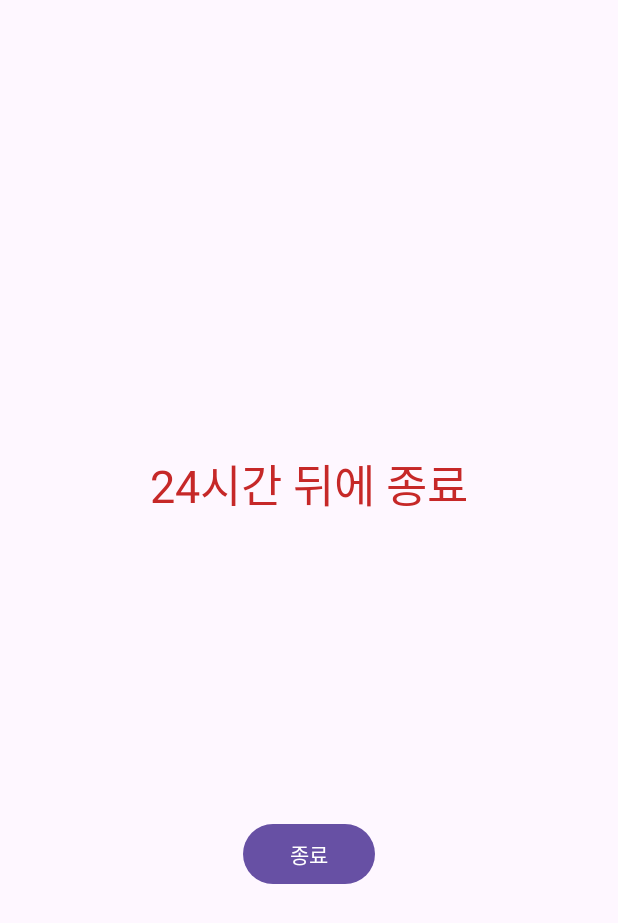
After one commit to ALPHA-MOON/what_is_this, an Android app: the TwentyFourHourActivity screen opened directly, with no data from a screen before it, on a phone screen of 412 x 824 dp. The commit adds this screen. Shown: the top 923 px of the screen. Run offline under Robolectric (Android 15) with nearby library versions, the phone set to English and light mode, and no system bars.

Commit message:
표세훈 레이아웃만 완성

```diff
--- /dev/null
+++ b/app/src/main/java/com/devleo/myapplication/TwentyFourHourActivity.java
@@ -0,0 +1,24 @@
+package com.devleo.myapplication;
+
+import android.os.Bundle;
+
+import androidx.activity.EdgeToEdge;
+import androidx.appcompat.app.AppCompatActivity;
+import androidx.core.graphics.Insets;
+import androidx.core.view.ViewCompat;
+import androidx.core.view.WindowInsetsCompat;
+
+public class TwentyFourHourActivity extends AppCompatActivity {
+
+    @Override
+    protected void onCreate(Bundle savedInstanceState) {
+        super.onCreate(savedInstanceState);
+        EdgeToEdge.enable(this);
+        setContentView(R.layout.activity_twenty_four_hour);
+        ViewCompat.setOnApplyWindowInsetsListener(findViewById(R.id.main), (v, insets) -> {
+            Insets systemBars = insets.getInsets(WindowInsetsCompat.Type.systemBars());
+            v.setPadding(systemBars.left, systemBars.top, systemBars.right, systemBars.bottom);
+            return insets;
+        });
+    }
+}
--- /dev/null
+++ b/app/src/main/res/layout/activity_twenty_four_hour.xml
@@ -0,0 +1,39 @@
+<?xml version="1.0" encoding="utf-8"?>
+<androidx.constraintlayout.widget.ConstraintLayout xmlns:android="http://schemas.android.com/apk/res/android"
+    xmlns:app="http://schemas.android.com/apk/res-auto"
+    xmlns:tools="http://schemas.android.com/tools"
+    android:id="@+id/main"
+    android:layout_width="match_parent"
+    android:layout_height="match_parent"
+    tools:context=".TwentyFourHourActivity">
+
+    <LinearLayout
+        android:layout_width="match_parent"
+        android:layout_height="match_parent"
+        android:orientation="vertical"
+        app:layout_constraintTop_toTopOf="parent"
+        android:gravity="center_horizontal"
+        app:layout_constraintBottom_toBottomOf="parent"
+        app:layout_constraintRight_toRightOf="parent"
+        app:layout_constraintLeft_toLeftOf="parent">
+        <Space
+            android:layout_width="match_parent"
+            android:layout_height="300dp"/>
+        <TextView
+            android:layout_width="wrap_content"
+            android:layout_height="wrap_content"
+            android:visibility="visible"
+            android:textSize="30sp"
+            android:textColor="@color/red"
+            android:text="24시간 뒤에 종료"/>
+        <Space
+            android:layout_width="match_parent"
+            android:layout_height="200dp"/>
+        <Button
+            android:layout_width="wrap_content"
+            android:layout_height="wrap_content"
+            android:text="종료" />
+
+    </LinearLayout>
+
+</androidx.constraintlayout.widget.ConstraintLayout>
--- a/app/src/main/res/values/colors.xml
+++ b/app/src/main/res/values/colors.xml
@@ -2,4 +2,5 @@
 <resources>
     <color name="black">#FF000000</color>
     <color name="white">#FFFFFFFF</color>
+    <color name="red">#FFC62828</color>
 </resources>
```
Also changed, not shown: app/build.gradle.kts (+8 -1 lines), app/src/main/AndroidManifest.xml (+12 -0 lines), app/src/main/java/com/devleo/myapplication/ReviewActivity.java (added, +82 -0 lines), app/src/main/java/com/devleo/myapplication/RunActivity.java (added, +24 -0 lines), app/src/main/java/com/devleo/myapplication/SmallerButtonActivity.java (added, +24 -0 lines), app/src/main/res/layout/activity_review.xml (added, +12 -0 lines), app/src/main/res/layout/activity_run.xml (added, +31 -0 lines), app/src/main/res/layout/activity_smaller_button.xml (added, +21 -0 lines), app/src/main/res/layout/dialog_review_prompt.xml (added, +45 -0 lines).
